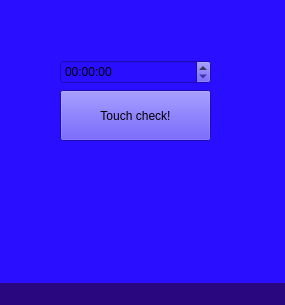
Above: src/window.ui from Sigma93-cc/systemAnalyzator before the change. Below: the same form after it.
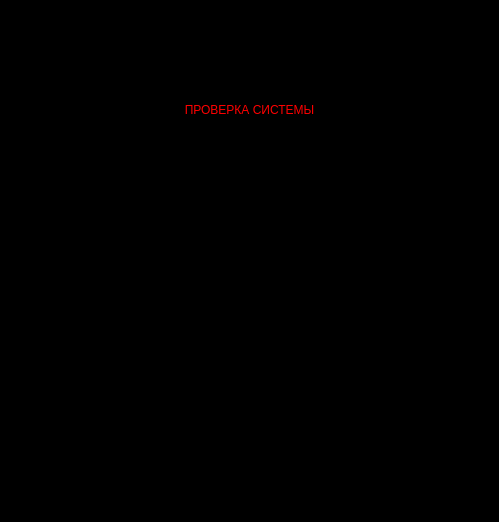
That is the form after the change.

```diff
--- a/src/window.ui
+++ b/src/window.ui
@@ -6,74 +6,139 @@
    <rect>
     <x>0</x>
     <y>0</y>
-    <width>285</width>
-    <height>305</height>
+    <width>499</width>
+    <height>522</height>
    </rect>
   </property>
+  <property name="sizePolicy">
+   <sizepolicy hsizetype="Expanding" vsizetype="Expanding">
+    <horstretch>0</horstretch>
+    <verstretch>0</verstretch>
+   </sizepolicy>
+  </property>
   <property name="windowTitle">
    <string>MainWindow</string>
   </property>
   <property name="styleSheet">
-   <string notr="true">background-color: rgb(41, 7, 127);</string>
+   <string notr="true">background-color: rgb(0, 0, 0)</string>
   </property>
   <widget class="QWidget" name="centralwidget">
+   <property name="sizePolicy">
+    <sizepolicy hsizetype="Expanding" vsizetype="Expanding">
+     <horstretch>0</horstretch>
+     <verstretch>0</verstretch>
+    </sizepolicy>
+   </property>
    <property name="styleSheet">
-    <string notr="true">background-color: rgb(42, 14, 255)</string>
+    <string notr="true">background-color: rgb(0, 0, 0)</string>
    </property>
-   <widget class="QPushButton" name="touchPushed">
-    <property name="geometry">
-     <rect>
-      <x>60</x>
-      <y>90</y>
-      <width>151</width>
-      <height>51</height>
-     </rect>
-    </property>
-    <property name="text">
-     <string>Touch check!</string>
-    </property>
-   </widget>
-   <widget class="QTimeEdit" name="timeEdit">
-    <property name="enabled">
-     <bool>true</bool>
-    </property>
-    <property name="geometry">
-     <rect>
-      <x>60</x>
-      <y>60</y>
-      <width>151</width>
-      <height>24</height>
-     </rect>
-    </property>
-   </widget>
-   <widget class="QLabel" name="counter">
-    <property name="enabled">
-     <bool>false</bool>
-    </property>
-    <property name="geometry">
-     <rect>
-      <x>60</x>
-      <y>150</y>
-      <width>151</width>
-      <height>21</height>
-     </rect>
-    </property>
-    <property name="text">
-     <string/>
-    </property>
-   </widget>
+   <layout class="QGridLayout" name="gridLayout">
+    <item row="2" column="0">
+     <layout class="QHBoxLayout" name="horizontalLayout">
+      <item>
+       <spacer name="horizontalSpacer">
+        <property name="orientation">
+         <enum>Qt::Horizontal</enum>
+        </property>
+        <property name="sizeHint" stdset="0">
+         <size>
+          <width>40</width>
+          <height>20</height>
+         </size>
+        </property>
+       </spacer>
+      </item>
+      <item>
+       <widget class="QLabel" name="osversion">
+        <property name="styleSheet">
+         <string notr="true">color: rgb(255, 0, 0)</string>
+        </property>
+        <property name="text">
+         <string/>
+        </property>
+        <property name="alignment">
+         <set>Qt::AlignRight|Qt::AlignTrailing|Qt::AlignVCenter</set>
+        </property>
+        <property name="textInteractionFlags">
+         <set>Qt::NoTextInteraction</set>
+        </property>
+       </widget>
+      </item>
+     </layout>
+    </item>
+    <item row="3" column="0">
+     <layout class="QHBoxLayout" name="horizontalLayout_2">
+      <item>
+       <spacer name="horizontalSpacer_2">
+        <property name="orientation">
+         <enum>Qt::Horizontal</enum>
+        </property>
+        <property name="sizeHint" stdset="0">
+         <size>
+          <width>40</width>
+          <height>20</height>
+         </size>
+        </property>
+       </spacer>
+      </item>
+      <item>
+       <widget class="QLabel" name="softversion">
+        <property name="styleSheet">
+         <string notr="true">color: rgb(255, 0, 0)</string>
+        </property>
+        <property name="text">
+         <string/>
+        </property>
+        <property name="alignment">
+         <set>Qt::AlignRight|Qt::AlignTrailing|Qt::AlignVCenter</set>
+        </property>
+        <property name="textInteractionFlags">
+         <set>Qt::NoTextInteraction</set>
+        </property>
+       </widget>
+      </item>
+     </layout>
+    </item>
+    <item row="0" column="0">
+     <widget class="QLabel" name="label">
+      <property name="sizePolicy">
+       <sizepolicy hsizetype="Expanding" vsizetype="Expanding">
+        <horstretch>0</horstretch>
+        <verstretch>0</verstretch>
+       </sizepolicy>
+      </property>
+      <property name="styleSheet">
+       <string notr="true">color: rgb(255, 0, 0)</string>
+      </property>
+      <property name="text">
+       <string>ПРОВЕРКА СИСТЕМЫ</string>
+      </property>
+      <property name="alignment">
+       <set>Qt::AlignCenter</set>
+      </property>
+      <property name="textInteractionFlags">
+       <set>Qt::NoTextInteraction</set>
+      </property>
+     </widget>
+    </item>
+    <item row="1" column="0">
+     <spacer name="verticalSpacer">
+      <property name="orientation">
+       <enum>Qt::Vertical</enum>
+      </property>
+      <property name="sizeType">
+       <enum>QSizePolicy::Preferred</enum>
+      </property>
+      <property name="sizeHint" stdset="0">
+       <size>
+        <width>50</width>
+        <height>250</height>
+       </size>
+      </property>
+     </spacer>
+    </item>
+   </layout>
   </widget>
-  <widget class="QMenuBar" name="menubar">
-   <property name="geometry">
-    <rect>
-     <x>0</x>
-     <y>0</y>
-     <width>285</width>
-     <height>20</height>
-    </rect>
-   </property>
-  </widget>
-  <widget class="QStatusBar" name="statusbar"/>
  </widget>
  <resources/>
  <connections/>
```
Left out of the diff: 3 changed lines with no effect on the pictures.
